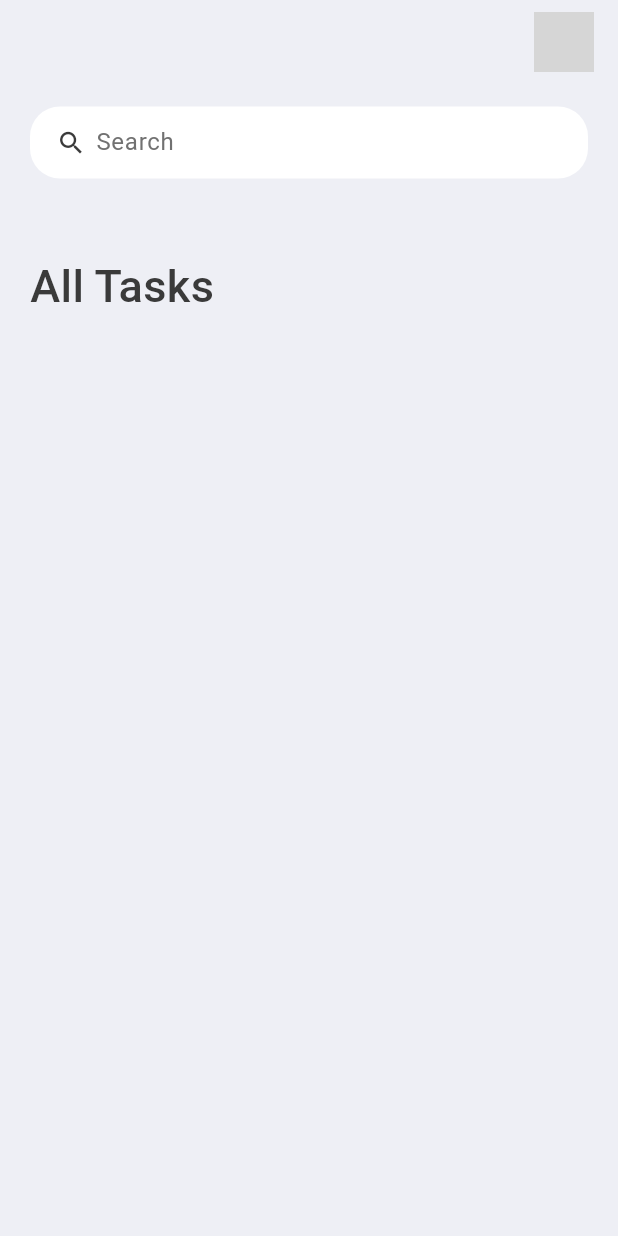
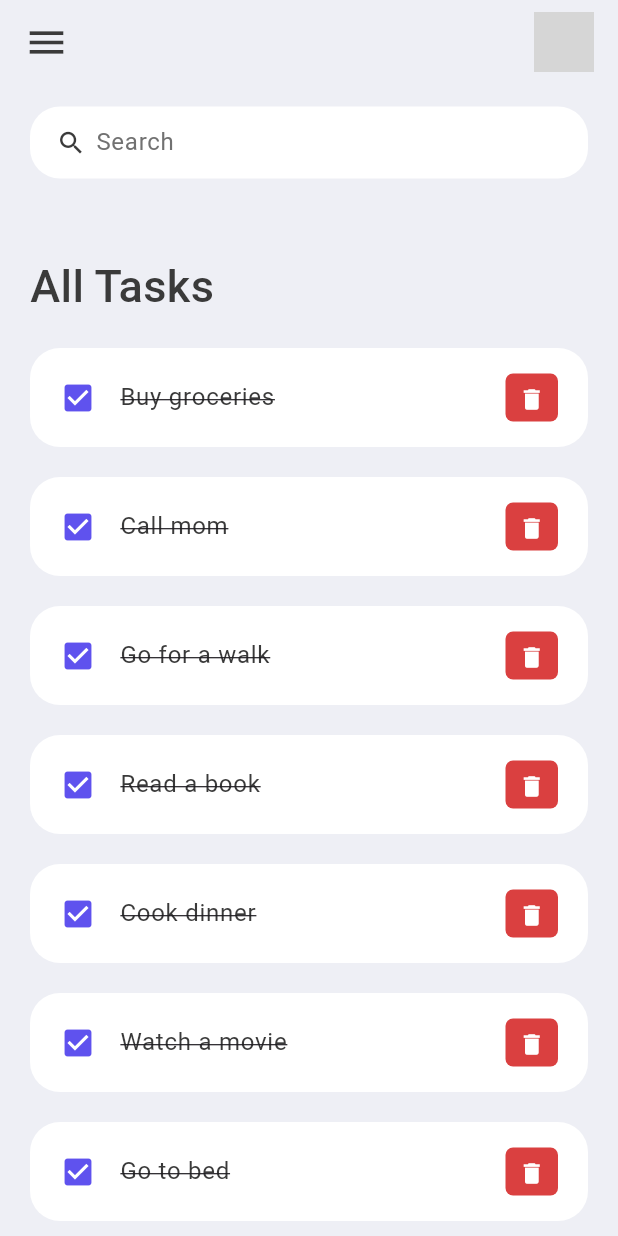
Before and after one commit to iPrakharV/ClearList-The_Ultimate_Flutter_ToDo_App, a Flutter app: the screen it shows after launch, on a phone screen of 412 x 824 dp. Run offline on Flutter 3.47's test engine with Material 3 defaults, Android fonts, the phone set to English and light mode, and no system bars; grey boxes are pictures that could not be loaded.

Commit message:
added todo list and connected to home

```diff
--- /dev/null
+++ b/lib/model/todo.dart
@@ -0,0 +1,53 @@
+class ToDo {
+  String? id;
+  String? todoText;
+  bool? isDone;
+
+  ToDo({
+    required this.id,
+    required this.todoText,
+    this.isDone = false,
+  });
+
+
+
+  static List<ToDo> todoList(){
+    return [
+      ToDo(
+        id: '1',
+        todoText: 'Buy groceries',
+        isDone: false,
+      ),
+      ToDo(
+        id: '2',
+        todoText: 'Call mom',
+        isDone: false,
+      ),
+      ToDo(
+        id: '3',
+        todoText: 'Go for a walk',
+        isDone: true,
+      ),
+      ToDo(
+        id: '4',
+        todoText: 'Read a book',
+        // isDone: false,
+      ),
+      ToDo(
+        id: '5',
+        todoText: 'Cook dinner',
+        // isDone: false,
+      ),
+      ToDo(
+        id: '6',
+        todoText: 'Watch a movie',
+        // isDone: true,
+      ),
+      ToDo(
+        id: '7',
+        todoText: 'Go to bed',
+        // isDone: true,
+      ),
+    ];
+  }
+}
--- a/lib/screens/home.dart
+++ b/lib/screens/home.dart
@@ -1,24 +1,28 @@
 import 'package:flutter/material.dart';
-import 'package:to_do/constants/colors.dart';
+import '../constants/colors.dart';
+import '../widgets/todo_item.dart';
+import '../model/todo.dart';
 
 class Home extends StatelessWidget {
-  const Home({Key? key}) : super(key: key);
+  Home({Key? key}) : super(key: key);
+
+  final todoList = ToDo.todoList();
 
   @override
   Widget build(BuildContext context) {
     return Scaffold(
       backgroundColor: tdBGColor,
-      appBar: _BuildAppBar(),
+      appBar: _buildAppBar(), // Corrected method name to camelCase
       body: Container(
-        padding: EdgeInsets.symmetric(horizontal: 20, vertical: 15),
+        padding: const EdgeInsets.symmetric(horizontal: 20, vertical: 15),
         child: Column(children: [
           searchBox(),
           Expanded(
             child: ListView(
-              children:[
+              children: [
                 Container(
-                  margin: EdgeInsets.only(top: 50, bottom: 20),
-                  child: Text(
+                  margin: const EdgeInsets.only(top: 50, bottom: 20),
+                  child: const Text(
                     'All Tasks',
                     style: TextStyle(
                       color: tdBlack,
@@ -26,11 +30,14 @@ class Home extends StatelessWidget {
                       fontWeight: FontWeight.w500,
                     ),
                   ),
-                )
-              ]
-                ,
                 ),
-          )
+                for (ToDo todoo in todoList)
+                  ToDoItem(
+                    todo: todoo,
+                  ),
+              ],
+            ),
+          ),
         ]),
       ),
     );
@@ -38,10 +45,12 @@ class Home extends StatelessWidget {
 
   Widget searchBox() {
     return Container(
-      padding: EdgeInsets.symmetric(horizontal: 15),
+      padding: const EdgeInsets.symmetric(horizontal: 15),
       decoration: BoxDecoration(
-          color: Colors.white, borderRadius: BorderRadius.circular(20)),
-      child: TextField(
+        color: Colors.white,
+        borderRadius: BorderRadius.circular(20),
+      ),
+      child: const TextField(
         decoration: InputDecoration(
           contentPadding: EdgeInsets.all(0),
           prefixIcon: Icon(
@@ -61,7 +70,8 @@ class Home extends StatelessWidget {
     );
   }
 
-  AppBar _BuildAppBar() {
+  AppBar _buildAppBar() {
+    // Corrected method name to camelCase
     return AppBar(
       backgroundColor: tdBGColor,
       elevation: 0,
@@ -70,7 +80,7 @@ class Home extends StatelessWidget {
         children: [
           Icon(
             Icons.menu,
-              color: tdBGColor,
+            color: tdBlack, // Changed to a visible color
             size: 30,
           ),
           Container(
@@ -80,8 +90,9 @@ class Home extends StatelessWidget {
               borderRadius: BorderRadius.circular(20),
               child: Image.asset('assets/images/profile.jpg'),
             ),
-            )
+          ),
         ],
-        ));
+      ),
+    );
   }
 }
--- /dev/null
+++ b/lib/widgets/todo_item.dart
@@ -0,0 +1,52 @@
+import 'package:flutter/material.dart';
+import '../constants/colors.dart';
+import '../model/todo.dart';
+
+
+class ToDoItem extends StatelessWidget {
+  final ToDo todo;
+
+  const ToDoItem({Key? key, required this.todo}) : super(key: key);
+
+  @override
+  Widget build(BuildContext context) {
+    return Container(
+        margin: EdgeInsets.only(bottom: 20),
+        child: ListTile(
+          onTap: () {
+            print('Tapped');
+          },
+          shape: RoundedRectangleBorder(
+            borderRadius: BorderRadius.circular(20),
+          ),
+          contentPadding: EdgeInsets.symmetric(horizontal: 20, vertical: 5),
+          tileColor: Colors.white,
+          leading: Icon(Icons.check_box, color: tdBlue),
+          title: Text(
+            todo.todoText!,
+            style: TextStyle(
+                color: tdBlack,
+                fontSize: 16,
+                decoration: TextDecoration.lineThrough),
+          ),
+          trailing: Container(
+            padding: EdgeInsets.all(0),
+            margin: EdgeInsets.symmetric(vertical: 12),
+            height: 35,
+            width: 35,
+            decoration: BoxDecoration(
+              color: tdRed,
+              borderRadius: BorderRadius.circular(5),
+            ),
+            child: IconButton(
+              color: Colors.white,
+              iconSize: 18,
+              icon: Icon(Icons.delete),
+              onPressed: () {
+                print('Deleted');
+              },
+            ),
+          ),
+        ));
+  }
+}
```
Lines whose indentation alone changed are shown as unchanged.
